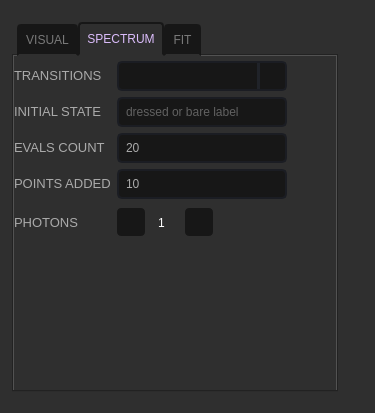
Old version of the form resources/settings.ui in the repository scqubits/qfit.
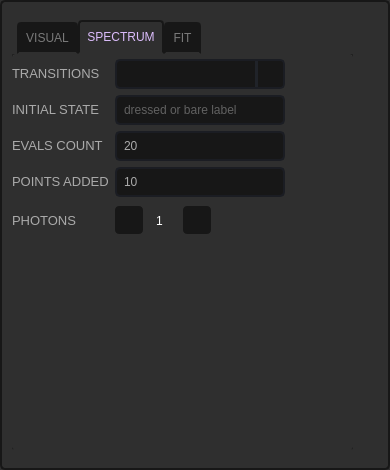
New version of the form. The open tabs and pages were chosen to show the change. Icons and pictures are not drawn. Custom widgets are drawn as their Qt base class.

```diff
--- a/resources/settings.ui
+++ b/resources/settings.ui
@@ -6,8 +6,8 @@
    <rect>
     <x>0</x>
     <y>0</y>
-    <width>375</width>
-    <height>413</height>
+    <width>390</width>
+    <height>470</height>
    </rect>
   </property>
   <property name="sizePolicy">
@@ -18,29 +18,21 @@
   </property>
   <property name="minimumSize">
    <size>
-    <width>375</width>
-    <height>413</height>
+    <width>390</width>
+    <height>470</height>
    </size>
   </property>
   <property name="maximumSize">
    <size>
-    <width>375</width>
-    <height>413</height>
+    <width>390</width>
+    <height>470</height>
    </size>
   </property>
   <property name="windowTitle">
    <string>Form</string>
   </property>
   <property name="styleSheet">
-   <string notr="true">QMainWindow {
-	background-color: #5F5F5F;
-}
-
-QFrame {
-	background-color: #5F5F5F;
-}
-
-QToolTip {
+   <string notr="true">QToolTip {
 	color: #ffffff;
 	background-color: rgba(27, 29, 35, 160);
 	border: 1px solid rgb(40, 40, 40);
@@ -49,6 +41,8 @@
 
 QWidget {
 	font-family: &quot;Roboto Medium&quot;;
+	border: 2px solid #171717; 
+	border-radius: 5px;
 	background-color: #2F2F2F;
 }
 
@@ -58,48 +52,6 @@
 }
 
 /* LINE EDIT */
-/* LINE EDIT */
-QLineEdit {
-	color: rgb(170, 170, 170);
-	background-color: #171717;
-	border-radius: 5px;
-	border: 2px solid rgb(27, 29, 35);
-	padding-left: 5px;
-}
-
-QLineEdit:hover {
-	border: 2px solid rgb(64, 71, 88);
-}
-
-QLineEdit:focus {
-	border: 2px solid rgb(91, 101, 124);
-}
-
-/* CHECKBOX */
-QCheckBox {
-	color: #AAAAAA;
-    spacing: 10px;
-    font-size: 14px;
-}
-
-QCheckBox::indicator {
-    border: 1px solid #DBBCFB;
-	width: 20px;
-	height: 20px;
- 	border-radius: 11px;
-    background: transparent;
-}
-
-QCheckBox::indicator:hover {
-	border: 1px solid #BE82FA;
-   background: transparent;
-}
-
-QCheckBox::indicator:checked {
-	border: 1px solid #BE82FA;
-   background: transparent;
-	image: url(:/icons/svg/check.svg);
-}
 
 /* RADIO BUTTON */
 QRadioButton {
@@ -236,55 +188,6 @@
 }
 
 
-/* COMBOBOX */
-QComboBox {
-	color: rgb(170, 170, 170);
-	background-color: #171717;
-	border-radius: 5px;
-	border: 2px solid rgb(27, 29, 35);
-	padding: 5px;
-	padding-left: 10px;
-}
-
-
-
-QComboBox:hover{
-	background-color: #171717;
-	border: 2px solid rgb(64, 71, 88);
-}
-
-QComboBox::drop-down {
-	background-color: #171717;
-	subcontrol-origin: padding;
-	subcontrol-position: top right;
-	width: 25px; 
-	border-left-width: 3px;
-	border-left-color: rgba(39, 44, 54, 150);
-	border-left-style: solid;
-	border-top-right-radius: 3px;
-	border-bottom-right-radius: 3px;	
- }
-QComboBox::drop-down:button {
-	width: 25px; 
- }
-
-QComboBox::down-arrow{
-	image: url(:/icons/svg/arrow-down-2F2F2F.svg);
-	width: 12px;
-	height: 9px;
-}
- 
-QComboBox QAbstractItemView {
-	color: rgb(85, 170, 255);	
-	background-color: #2F2F2F;
-	padding: 5px;
-	selection-background-color: #2F2F2F;
-}
-
-QComboBox QAbstractItemView::item{
-    height: 50px;
-}
-
 </string>
   </property>
   <layout class="QGridLayout" name="gridLayout_3">
@@ -327,13 +230,13 @@
      <property name="minimumSize">
       <size>
        <width>0</width>
-       <height>370</height>
+       <height>430</height>
       </size>
      </property>
      <property name="maximumSize">
       <size>
        <width>16777215</width>
-       <height>370</height>
+       <height>430</height>
       </size>
      </property>
      <property name="styleSheet">
@@ -365,6 +268,104 @@
     margin-top: 2px; /* make non-selected tabs look smaller */
 	font: 14px &quot;Roboto Medium&quot;;
     color: #797979;
+}
+
+QWidget {
+	font-family: &quot;Roboto Medium&quot;;
+	background-color: #2F2F2F;
+	border: 0px black;
+}
+
+/* LINE EDIT */
+QLineEdit {
+	color: rgb(170, 170, 170);
+	background-color: #171717;
+	border-radius: 5px;
+	border: 2px solid rgb(27, 29, 35);
+	padding-left: 5px;
+}
+
+QLineEdit:hover {
+	border: 2px solid rgb(64, 71, 88);
+}
+
+QLineEdit:focus {
+	border: 2px solid rgb(91, 101, 124);
+}
+
+/* CHECKBOX */
+QCheckBox {
+	color: #AAAAAA;
+    spacing: 10px;
+    font-size: 14px;
+}
+
+QCheckBox::indicator {
+    border: 1px solid #DBBCFB;
+	width: 20px;
+	height: 20px;
+ 	border-radius: 11px;
+    background: transparent;
+}
+
+QCheckBox::indicator:hover {
+	border: 1px solid #BE82FA;
+   background: transparent;
+}
+
+QCheckBox::indicator:checked {
+	border: 1px solid #BE82FA;
+   background: transparent;
+	image: url(:/icons/svg/check.svg);
+}
+
+/* COMBOBOX */
+QComboBox {
+	color: rgb(170, 170, 170);
+	background-color: #171717;
+	border-radius: 5px;
+	border: 2px solid rgb(27, 29, 35);
+	padding: 5px;
+	padding-left: 10px;
+}
+
+
+
+QComboBox:hover{
+	background-color: #171717;
+	border: 2px solid rgb(64, 71, 88);
+}
+
+QComboBox::drop-down {
+	background-color: #171717;
+	subcontrol-origin: padding;
+	subcontrol-position: top right;
+	width: 25px; 
+	border-left-width: 3px;
+	border-left-color: rgba(39, 44, 54, 150);
+	border-left-style: solid;
+	border-top-right-radius: 3px;
+	border-bottom-right-radius: 3px;	
+ }
+QComboBox::drop-down:button {
+	width: 25px; 
+ }
+
+QComboBox::down-arrow{
+	image: url(:/icons/svg/arrow-down-2F2F2F.svg);
+	width: 12px;
+	height: 9px;
+}
+ 
+QComboBox QAbstractItemView {
+	color: rgb(85, 170, 255);	
+	background-color: #2F2F2F;
+	padding: 5px;
+	selection-background-color: #2F2F2F;
+}
+
+QComboBox QAbstractItemView::item{
+    height: 50px;
 }</string>
      </property>
      <property name="tabPosition">
@@ -864,6 +865,18 @@
        </property>
        <item>
         <widget class="QWidget" name="spectrumTabContainerWidget" native="true">
+         <property name="minimumSize">
+          <size>
+           <width>0</width>
+           <height>360</height>
+          </size>
+         </property>
+         <property name="maximumSize">
+          <size>
+           <width>16777215</width>
+           <height>430</height>
+          </size>
+         </property>
          <layout class="QGridLayout" name="gridLayout">
           <property name="leftMargin">
            <number>0</number>
```
Left out of the diff: 18 changed lines with no effect on the pictures.
